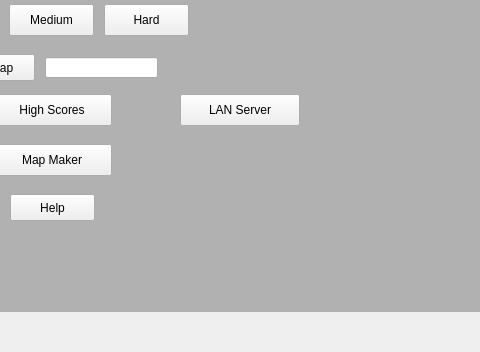
This is titlescreen.ui in bstee615/project as Qt 5 draws it before an edit; both pictures show x 460 to 940 and y 416 to 768 of the 1024 by 768 pixel window. The edited form follows.
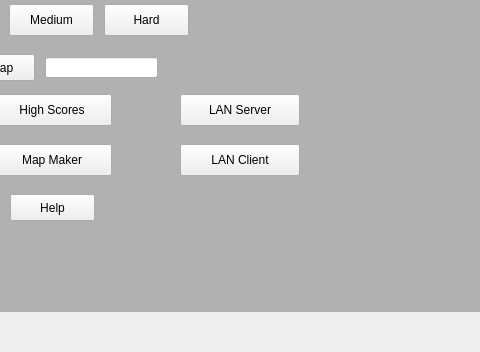
This is the edited form. Icons and pictures are not drawn.

Diff of the .ui file:
```diff
--- a/titlescreen.ui
+++ b/titlescreen.ui
@@ -181,6 +181,19 @@
     <string>LAN Server</string>
    </property>
   </widget>
+  <widget class="QPushButton" name="btnClient">
+   <property name="geometry">
+    <rect>
+     <x>640</x>
+     <y>560</y>
+     <width>120</width>
+     <height>32</height>
+    </rect>
+   </property>
+   <property name="text">
+    <string>LAN Client</string>
+   </property>
+  </widget>
   <zorder>btnHelp</zorder>
   <zorder>label</zorder>
   <zorder>btnStart</zorder>
@@ -193,6 +206,7 @@
   <zorder>btnHard</zorder>
   <zorder>pushButton_2</zorder>
   <zorder>btnServer</zorder>
+  <zorder>btnClient</zorder>
  </widget>
  <resources>
   <include location="resources.qrc"/>
```
